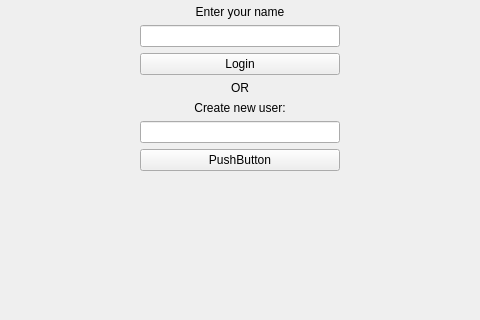
Qt form Client/mainwindow.ui (AndreyDimaki/GreenMessenger) before a commit; both pictures show x 144 to 624 and y 256 to 576 of the 767 by 690 pixel window.
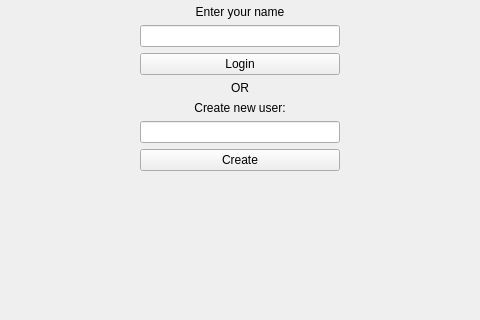
The same form after that commit. The open tabs and pages were chosen to show the change.

```diff
--- a/Client/mainwindow.ui
+++ b/Client/mainwindow.ui
@@ -172,7 +172,7 @@
                </size>
               </property>
               <property name="text">
-               <string>PushButton</string>
+               <string>Create</string>
               </property>
              </widget>
             </item>
```
Left out of the diff: 14 changed lines with no effect on the pictures.
